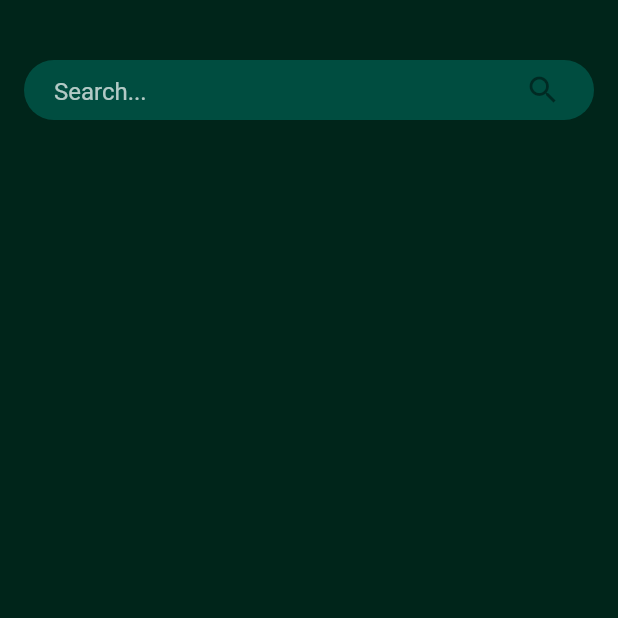
After one commit to Milvintsiss/the_spot, a Flutter app: the ChatListPage screen opened directly, on a phone screen of 412 x 824 dp, the top half of it. The commit adds this screen. Run offline on Flutter 3.47's test engine with Material 2 defaults, Android fonts, the phone set to English and light mode, and no system bars; our stand-ins replace basic_utils, carousel_slider, cloud_firestore, firebase_auth, firebase_storage, flutter_cache_manager and 7 more; missing offline and left inert: fluster, vibrate; accounts and stored records are empty.

Commit message:
new: add chat page
To add:
add friend system
searchEngine
improve userLocation system
show all users positions on the map
tags for spots

Firebase function to suppress all spots who haven't been updated

Firebase function to suppress all photos isn't referenced in the database

Firebase function to suppress all residual data when suppress user fail

```diff
--- /dev/null
+++ b/lib/pages/chat_pages/chat_list_page.dart
@@ -0,0 +1,57 @@
+import 'package:flutter/material.dart';
+import 'package:the_spot/theme.dart';
+
+class ChatListPage extends StatefulWidget{
+  @override
+  _ChatListPageState createState() => _ChatListPageState();
+}
+
+class _ChatListPageState extends State<ChatListPage> {
+  @override
+  Widget build(BuildContext context) {
+    return Scaffold(
+      backgroundColor: PrimaryColorDark,
+      body: Column(
+        children: <Widget>[
+          showSearchBarWidget(),
+        ],
+      ),
+    );
+  }
+
+  Widget showSearchBarWidget(){
+    return Padding(
+      padding: EdgeInsets.fromLTRB(16, 40, 16, 20),
+      child: Container(
+        height: 40,
+        decoration: BoxDecoration(
+            color: PrimaryColor,
+            borderRadius: BorderRadius.all(Radius.circular(30))),
+        child: Padding(
+          padding: EdgeInsets.fromLTRB(20, 0, 10, 0),
+          child: TextField(
+            style: TextStyle(color: Colors.white),
+            textInputAction: TextInputAction.search,
+            decoration: InputDecoration(
+              hintText: "Search...",
+              hintStyle: TextStyle(color: Colors.white70),
+              border: InputBorder.none,
+              focusedBorder: InputBorder.none,
+              enabledBorder: InputBorder.none,
+              errorBorder: InputBorder.none,
+              disabledBorder: InputBorder.none,
+              suffixIcon: IconButton(
+                icon: Icon(Icons.search),
+                onPressed: () {},
+              ),
+            ),
+          ),
+        ),
+      ),
+    );
+  }
+
+  Widget showChatListWidget() {
+    return ListView.builder(itemBuilder: null)
+  }
+}
```
Also changed, not shown: lib/pages/home_page.dart (+4 -5 lines), lib/pages/home_page/Map/map.dart (+16 -20 lines).
